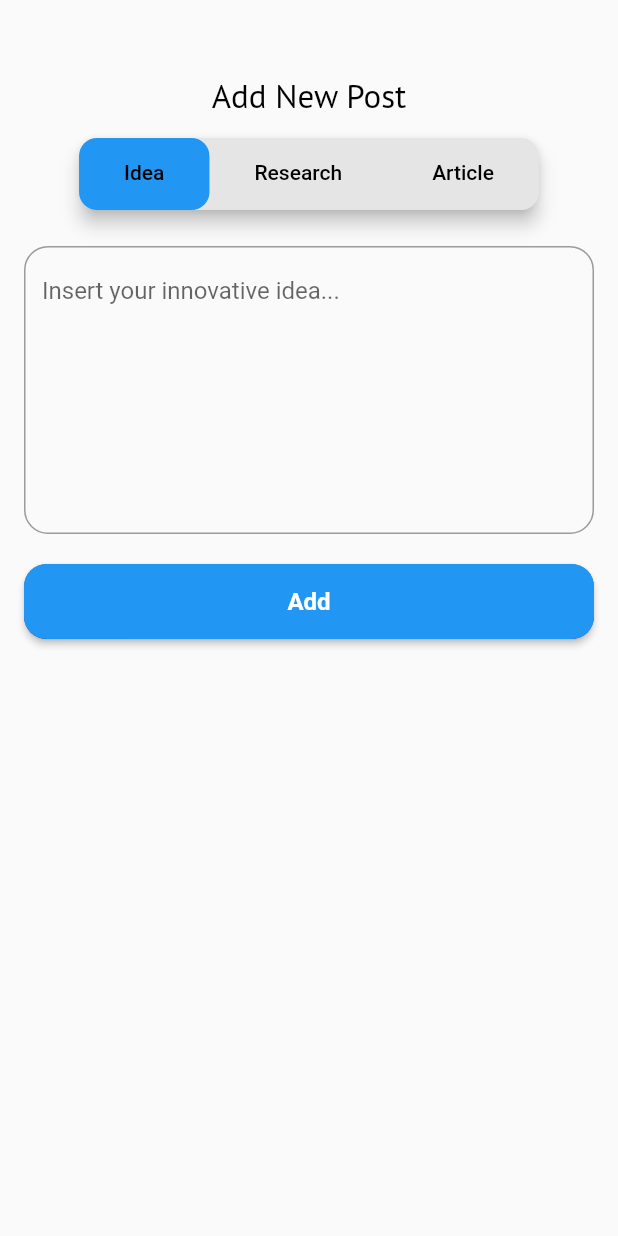
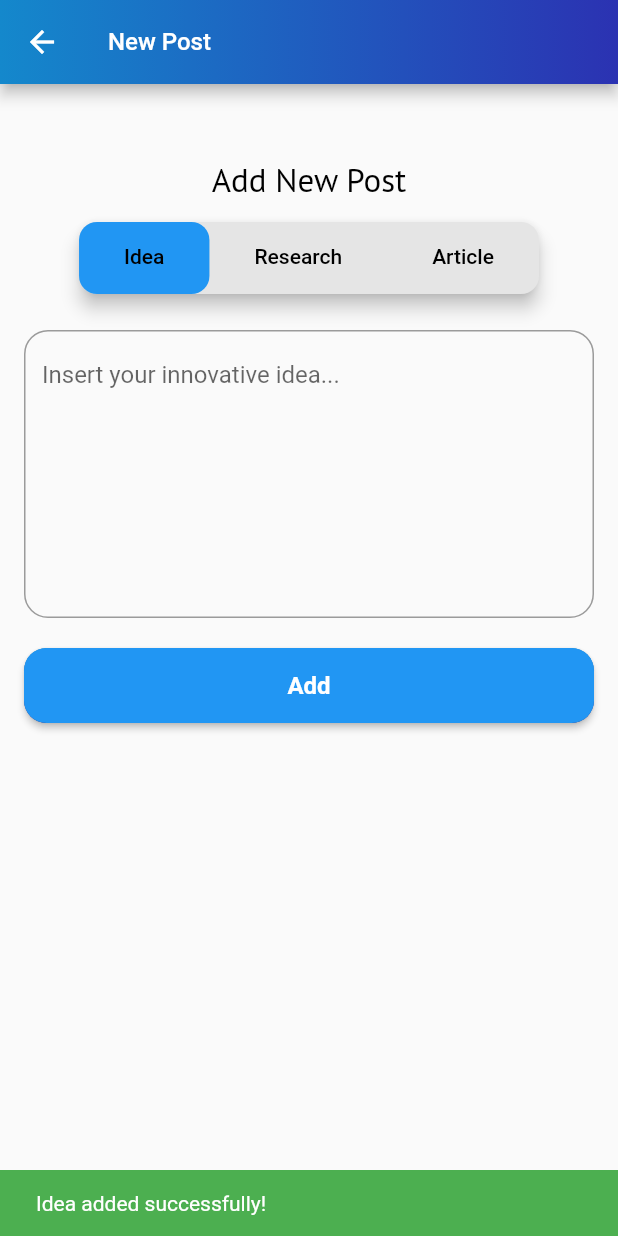
Before and after one commit to RahulFernando/research-blogger, a Flutter app: the AddBlog screen opened directly, after a tap on "Add", on a phone screen of 412 x 824 dp. Run offline on Flutter 3.47's test engine with Material 2 defaults, Android fonts, the phone set to English and light mode, and no system bars; our stand-ins replace cloud_firestore, firebase_auth, firebase_core, google_fonts, image_picker; accounts and stored records are empty.

Commit message:
idea blog firebase

```diff
--- /dev/null
+++ b/lib/models/idea.dart
@@ -0,0 +1,16 @@
+import 'package:cloud_firestore/cloud_firestore.dart';
+
+class Idea {
+  String? id;
+  String description;
+
+  Idea({this.id, required this.description});
+
+  Idea.fromDocumentSnapshot(DocumentSnapshot<Map<String, dynamic>> doc)
+      : id = doc.id,
+        description = doc.data()!["description"];
+
+  Map<String, dynamic> toJson() => {
+        "description": description,
+      };
+}
--- a/lib/screens/addBlog.dart
+++ b/lib/screens/addBlog.dart
@@ -1,6 +1,10 @@
 import 'package:flutter/material.dart';
 import 'package:google_fonts/google_fonts.dart';
+import 'package:research_blogger/models/idea.dart';
 import 'package:research_blogger/widgets/Button.dart';
+
+import '../service/ideaService.dart';
+import '../utils/colorUtils.dart';
 
 class AddBlog extends StatefulWidget {
   const AddBlog({Key? key}) : super(key: key);
@@ -13,11 +17,30 @@ class _AddBlogState extends State<AddBlog> with TickerProviderStateMixin {
   // controller
   final TextEditingController _ideaController = TextEditingController();
 
+  bool isLoading = false;
+
   @override
   Widget build(BuildContext context) {
     TabController tabController = TabController(length: 3, vsync: this);
 
     return Scaffold(
+      appBar: AppBar(
+        title: const Text(
+          "New Post",
+          style: TextStyle(color: Colors.white, fontSize: 16),
+        ),
+        flexibleSpace: Container(
+          decoration: BoxDecoration(
+            gradient: LinearGradient(
+                begin: Alignment.centerLeft,
+                end: Alignment.centerRight,
+                colors: [
+                  hexStringToColor("1488cc"),
+                  hexStringToColor("2b32b2")
+                ]),
+          ),
+        ),
+      ),
       body: Column(
         children: [
           const SizedBox(
@@ -99,13 +122,45 @@ class _AddBlogState extends State<AddBlog> with TickerProviderStateMixin {
                 border: OutlineInputBorder(
                     borderRadius: BorderRadius.circular(16.0),
                     borderSide: const BorderSide(
-                      width: .8, style: BorderStyle.solid, color: Colors.blue)),
-            )
-          ),
+                        width: .8,
+                        style: BorderStyle.solid,
+                        color: Colors.blue)),
+              )),
           const SizedBox(
             height: 10,
           ),
-          reusableButton(context, "Add", () {}, null, null),
+          isLoading
+              ? const CircularProgressIndicator()
+              : reusableButton(context, "Add", () async {
+                  setState(() {
+                    isLoading = true;
+                  });
+                  var response = await IdeaService.create(
+                      Idea(description: _ideaController.text));
+
+                  if (response.status == 201) {
+                    setState(() {
+                      isLoading = false;
+                      _ideaController.text = "";
+                    });
+                    ScaffoldMessenger.of(context).showSnackBar(SnackBar(
+                      content: Text(response.message as String),
+                      backgroundColor: Colors.green,
+                      duration: const Duration(seconds: 3),
+                    ));
+                  }
+
+                  if (response.status == 500) {
+                    setState(() {
+                      isLoading = false;
+                    });
+                    ScaffoldMessenger.of(context).showSnackBar(SnackBar(
+                      content: Text(response.message as String),
+                      backgroundColor: Colors.redAccent,
+                      duration: const Duration(seconds: 3),
+                    ));
+                  }
+                }, null, null),
         ],
       ),
     );
--- /dev/null
+++ b/lib/service/ideaService.dart
@@ -0,0 +1,24 @@
+import 'package:cloud_firestore/cloud_firestore.dart';
+import 'package:research_blogger/models/idea.dart';
+import 'package:research_blogger/models/response.dart';
+
+final FirebaseFirestore _firestore = FirebaseFirestore.instance;
+final CollectionReference _collectionReference = _firestore.collection("ideas");
+
+class IdeaService {
+  static Future<Response> create(Idea idea) async {
+    Response response = Response();
+
+    DocumentReference documentReference = _collectionReference.doc();
+
+    await documentReference.set(idea.toJson()).then((doc) {
+      response.status = 201;
+      response.message = "Idea added successfully!";
+    }).catchError((e) {
+      response.status = 500;
+      response.message = e.toString();
+    });
+
+    return response;
+  }
+}
```
Lines whose indentation alone changed are shown as unchanged.
